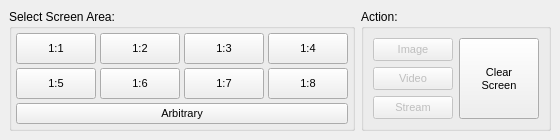
Qt form desktopgui/desktopgui.ui (mxklabs/mxklabs-matrix) before a commit.
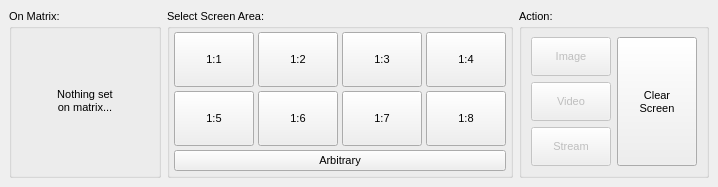
The same form after that commit.

Commit message: Display image

```diff
--- a/desktopgui/desktopgui.ui
+++ b/desktopgui/desktopgui.ui
@@ -9,8 +9,8 @@
    <rect>
     <x>0</x>
     <y>0</y>
-    <width>560</width>
-    <height>140</height>
+    <width>718</width>
+    <height>187</height>
    </rect>
   </property>
   <property name="sizePolicy">
@@ -24,16 +24,62 @@
   </property>
   <widget class="QWidget" name="centralwidget">
    <property name="sizePolicy">
-    <sizepolicy hsizetype="Fixed" vsizetype="Fixed">
+    <sizepolicy hsizetype="Fixed" vsizetype="Minimum">
      <horstretch>0</horstretch>
      <verstretch>0</verstretch>
     </sizepolicy>
    </property>
    <layout class="QHBoxLayout" name="horizontalLayout">
     <item>
-     <widget class="QGroupBox" name="screengrab_size_group_box">
+     <widget class="QGroupBox" name="group_box_preview">
+      <property name="font">
+       <font>
+        <pointsize>8</pointsize>
+       </font>
+      </property>
+      <property name="title">
+       <string>On Matrix:</string>
+      </property>
+      <layout class="QGridLayout" name="gridLayout_3">
+       <item row="0" column="0">
+        <widget class="QLabel" name="label_matrix_preview">
+         <property name="minimumSize">
+          <size>
+           <width>128</width>
+           <height>128</height>
+          </size>
+         </property>
+         <property name="maximumSize">
+          <size>
+           <width>128</width>
+           <height>128</height>
+          </size>
+         </property>
+         <property name="font">
+          <font>
+           <pointsize>8</pointsize>
+           <italic>false</italic>
+          </font>
+         </property>
+         <property name="text">
+          <string>Nothing set
+on matrix...</string>
+         </property>
+         <property name="textFormat">
+          <enum>Qt::PlainText</enum>
+         </property>
+         <property name="alignment">
+          <set>Qt::AlignCenter</set>
+         </property>
+        </widget>
+       </item>
+      </layout>
+     </widget>
+    </item>
+    <item>
+     <widget class="QGroupBox" name="group_box_select">
       <property name="sizePolicy">
-       <sizepolicy hsizetype="Preferred" vsizetype="Preferred">
+       <sizepolicy hsizetype="Preferred" vsizetype="Minimum">
         <horstretch>0</horstretch>
         <verstretch>0</verstretch>
        </sizepolicy>
@@ -44,10 +90,15 @@
         <height>0</height>
        </size>
       </property>
+      <property name="font">
+       <font>
+        <pointsize>8</pointsize>
+       </font>
+      </property>
       <property name="title">
        <string>Select Screen Area:</string>
       </property>
-      <layout class="QGridLayout" name="gridLayout_2" rowstretch="0,0,0,0,0" columnstretch="0,0,0,0,0">
+      <layout class="QGridLayout" name="gridLayout_2" rowstretch="0,0,0,0" columnstretch="0,0,0,0">
        <property name="leftMargin">
         <number>4</number>
        </property>
@@ -333,11 +384,16 @@
     <item>
      <widget class="QGroupBox" name="action_group_box">
       <property name="sizePolicy">
-       <sizepolicy hsizetype="Preferred" vsizetype="Preferred">
+       <sizepolicy hsizetype="Preferred" vsizetype="Minimum">
         <horstretch>0</horstretch>
         <verstretch>0</verstretch>
        </sizepolicy>
       </property>
+      <property name="font">
+       <font>
+        <pointsize>8</pointsize>
+       </font>
+      </property>
       <property name="title">
        <string>Action:</string>
       </property>
```
Left out of the diff: 2 changed lines with no effect on the pictures. The commit also changes 1 other file.
